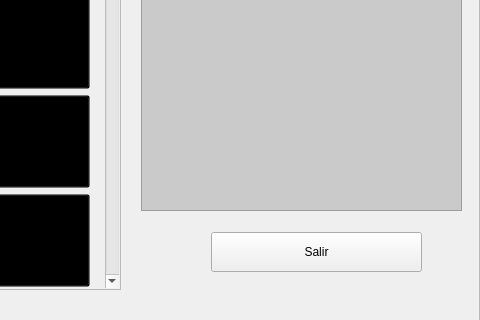
Old version of the form interfaz/ventana_habitaciones.ui in the repository Supranet-ar/tvip; both pictures show x 889 to 1369 and y 450 to 770 of the 1369 by 770 pixel window.
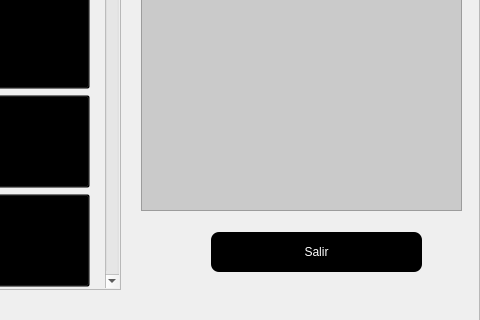
New version of the form. Icons and pictures are not drawn.

Commit message: Interfaz:Solucion a rutas de assets parte 2

```diff
--- a/interfaz/ventana_habitaciones.ui
+++ b/interfaz/ventana_habitaciones.ui
@@ -107,7 +107,7 @@
  background-color: black;
 }
 
-QPushButton#salir
+QPushButton#salirButton
 {
 color: rgb(255, 255, 255);
 background-color: rgb(0, 0, 0);
```
Left out of the diff: 190 changed lines with no effect on the pictures.
